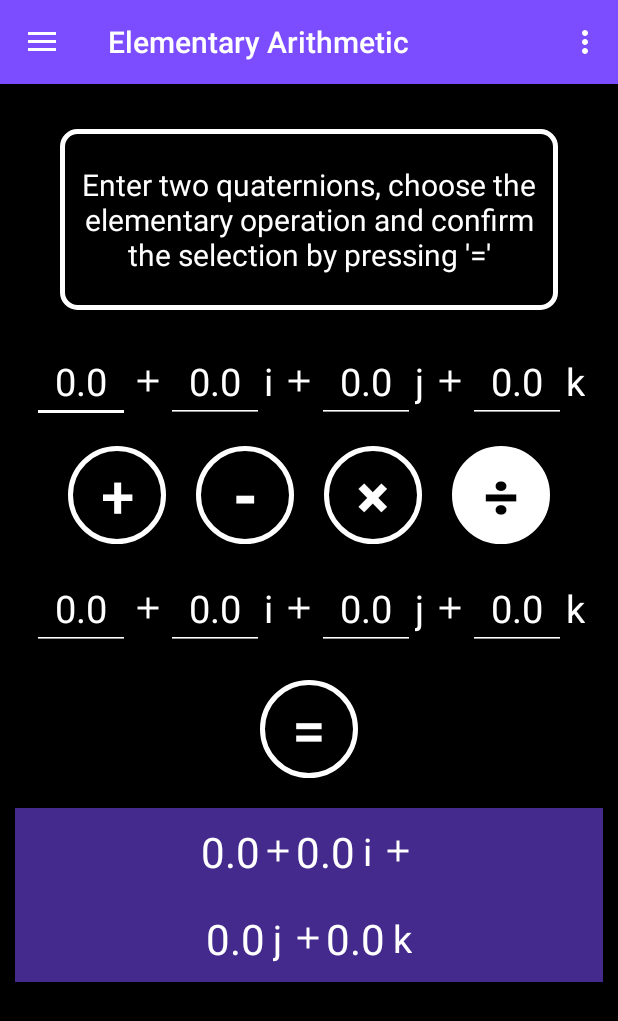
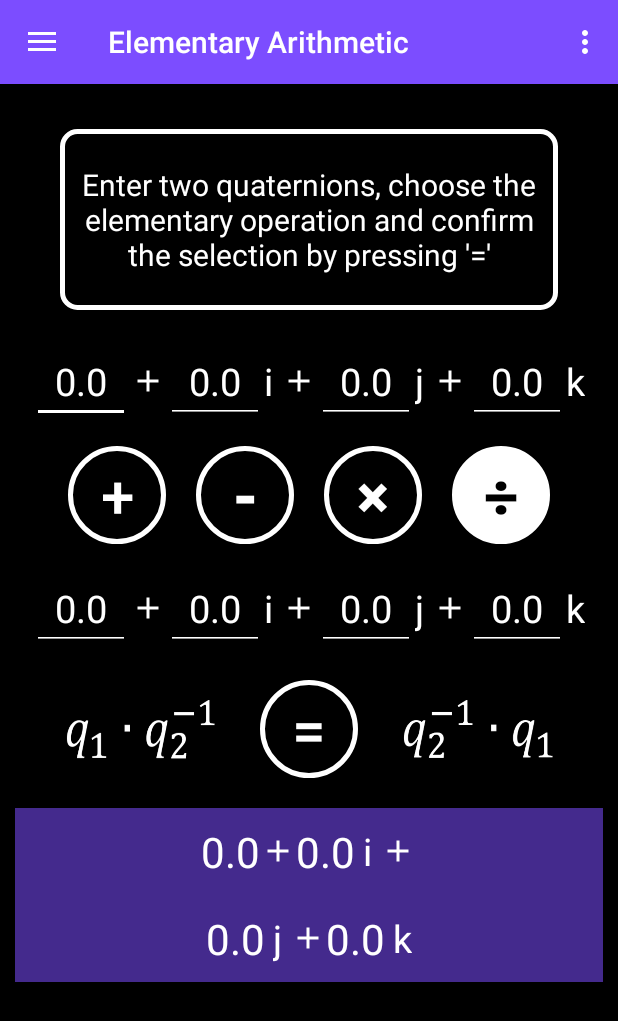
Before and after one commit to lenaaa-l/Quaternion-Calculator, an Android app: the screen it shows after launch (MainActivity), after a tap on an icon or button, on a phone screen of 412 x 824 dp. Shown: the top 1021 px of the screen. Run offline under Robolectric (Android 15) with nearby library versions, the phone set to English and light mode, and no system bars; our stand-ins replace navigation-ui; Roboto replaces fonts that are not available here; 1 other tap on this screen came first.

Commit message:
Setup division

```diff
--- a/app/src/main/java/com/example/quaternion_calculator/ui/elementary_arithmetic/ElementaryArithmeticFragment.java
+++ b/app/src/main/java/com/example/quaternion_calculator/ui/elementary_arithmetic/ElementaryArithmeticFragment.java
@@ -24,11 +24,12 @@ import com.example.quaternion_calculator.quaternions.QuaternionOperation;
 public class ElementaryArithmeticFragment extends Fragment {
 
     private EditText s_1, x_1, y_1, z_1, s_2, x_2, y_2, z_2;
-    private Button plus, minus, times, division, equal;
+    private Button plus, minus, times, division, equal, division_pq, division_qp;
     private TextView s_result, x_result, y_result, z_result;
-    private Drawable selected, deselected;
+    private Drawable selected, deselected, selectedDivision_pq, deselectedDivision_pq, selectedDivision_qp, deselectedDivision_qp;
 
     private char selectedOperation = ' ';
+    private char selectedDivision = ' ';
 
     public View onCreateView(@NonNull LayoutInflater inflater,
                              ViewGroup container, Bundle savedInstanceState) {
@@ -49,6 +50,12 @@ public class ElementaryArithmeticFragment extends Fragment {
                 deselect(minus);
                 deselect(times);
                 deselect(division);
+
+                selectedDivision = ' ';
+
+                // Division buttons unvisible
+                division_pq.setVisibility(View.GONE);
+                division_qp.setVisibility(View.GONE);
             }
         });
 
@@ -64,6 +71,12 @@ public class ElementaryArithmeticFragment extends Fragment {
                 deselect(plus);
                 deselect(times);
                 deselect(division);
+
+                selectedDivision = ' ';
+
+                // Division buttons unvisible
+                division_pq.setVisibility(View.GONE);
+                division_qp.setVisibility(View.GONE);
             }
         });
 
@@ -79,6 +92,12 @@ public class ElementaryArithmeticFragment extends Fragment {
                 deselect(plus);
                 deselect(minus);
                 deselect(division);
+
+                selectedDivision = ' ';
+
+                // Division buttons unvisible
+                division_pq.setVisibility(View.GONE);
+                division_qp.setVisibility(View.GONE);
             }
         });
 
@@ -94,6 +113,28 @@ public class ElementaryArithmeticFragment extends Fragment {
                 deselect(plus);
                 deselect(minus);
                 deselect(times);
+
+                // Division buttons visible
+                division_pq.setVisibility(View.VISIBLE);
+                division_qp.setVisibility(View.VISIBLE);
+
+                division_pq.setOnClickListener(new View.OnClickListener() {
+                    @Override
+                    public void onClick(View v) {
+                        division_pq.setBackground(selectedDivision_pq);
+                        division_qp.setBackground(deselectedDivision_qp);
+                        selectedDivision = 'p';
+                    }
+                });
+
+                division_qp.setOnClickListener(new View.OnClickListener() {
+                    @Override
+                    public void onClick(View v) {
+                        division_pq.setBackground(deselectedDivision_pq);
+                        division_qp.setBackground(selectedDivision_qp);
+                        selectedDivision = 'q';
+                    }
+                });
             }
         });
 
@@ -102,7 +143,8 @@ public class ElementaryArithmeticFragment extends Fragment {
             public void onClick(View v) {
                 if (selectedOperation == ' ')
                     Toast.makeText(getActivity(), "Select an operation first", Toast.LENGTH_SHORT).show();
-
+                else if (selectedOperation == '/' && selectedDivision == ' ')
+                    Toast.makeText(getActivity(), "Select the division first", Toast.LENGTH_SHORT).show();
                 else {
 
                     // Check for emptiness -> if this is the case enter 0.0 in the box
@@ -175,6 +217,13 @@ public class ElementaryArithmeticFragment extends Fragment {
                             break;
                         case '/':
                             //TODO
+                            if (selectedDivision == 'p'){
+
+                            } else if (selectedDivision == 'q'){
+
+                            } else{
+                                Toast.makeText(getActivity(), "An error occured, please try it again.", Toast.LENGTH_SHORT).show();
+                            }
                             break;
                         default:
                             Toast.makeText(getActivity(), "An error occured, please try it again.", Toast.LENGTH_SHORT).show();
@@ -256,8 +305,21 @@ public class ElementaryArithmeticFragment extends Fragment {
         y_result = root.findViewById(R.id.y_elementary_arithmetic3);
         z_result = root.findViewById(R.id.z_elementary_arithmetic3);
 
-        // Backgrounds
+        // Buttons for division
+        division_pq = root.findViewById(R.id.pqMinus1);
+        division_qp = root.findViewById(R.id.qMinus1p);
+
+        // Backgrounds for operations
         deselected = ContextCompat.getDrawable(this.getActivity(), R.drawable.border_button_deselected);
         selected = ContextCompat.getDrawable(this.getActivity(), R.drawable.border_button_selected);
+
+        // Backgrounds for division
+        selectedDivision_pq = ContextCompat.getDrawable(this.getActivity(), R.drawable.pq_division_selected);
+        selectedDivision_qp = ContextCompat.getDrawable(this.getActivity(), R.drawable.qp_division_selected);
+        deselectedDivision_pq = ContextCompat.getDrawable(this.getActivity(), R.drawable.pq_division);
+        deselectedDivision_qp = ContextCompat.getDrawable(this.getActivity(), R.drawable.qp_division);
+
+        division_pq.setVisibility(View.GONE);
+        division_qp.setVisibility(View.GONE);
     }
 }
--- a/app/src/main/res/layout/fragment_elementary_arithmetic.xml
+++ b/app/src/main/res/layout/fragment_elementary_arithmetic.xml
@@ -328,9 +328,24 @@
 
     </LinearLayout>
 
+    <LinearLayout
+        android:layout_width="match_parent"
+        android:layout_height="wrap_content"
+        android:orientation="horizontal"
+        android:layout_marginTop="20dp"
+        android:layout_gravity="center"
+        android:gravity="center">
+
+        <Button
+            android:id="@+id/pqMinus1"
+            android:layout_width="100dp"
+            android:layout_height="40dp"
+            android:layout_marginRight="30dp"
+            android:background="@drawable/pq_division"
+            android:layout_marginEnd="30dp" />
+
         <Button
             android:id="@+id/btn_equals_elementary_arithmetic"
-        android:layout_marginTop="20dp"
             android:layout_width="65dp"
             android:layout_height="65dp"
             android:background="@drawable/border_button_deselected"
@@ -339,6 +354,16 @@
             android:layout_gravity="center"
             android:gravity="center"
             android:textSize="40sp"/>
+
+        <Button
+            android:id="@+id/qMinus1p"
+            android:layout_width="100dp"
+            android:layout_height="40dp"
+            android:layout_marginLeft="30dp"
+            android:background="@drawable/qp_division"
+            android:layout_marginStart="30dp" />
+
+    </LinearLayout>
 
     <LinearLayout
         android:layout_width="match_parent"
```
Also changed, not shown: app/src/main/res/drawable/pq_division.PNG (added), app/src/main/res/drawable/pq_division_selected.PNG (added), app/src/main/res/drawable/qp_division.PNG (added), app/src/main/res/drawable/qp_division_selected.PNG (added). Lines whose indentation alone changed are shown as unchanged.
